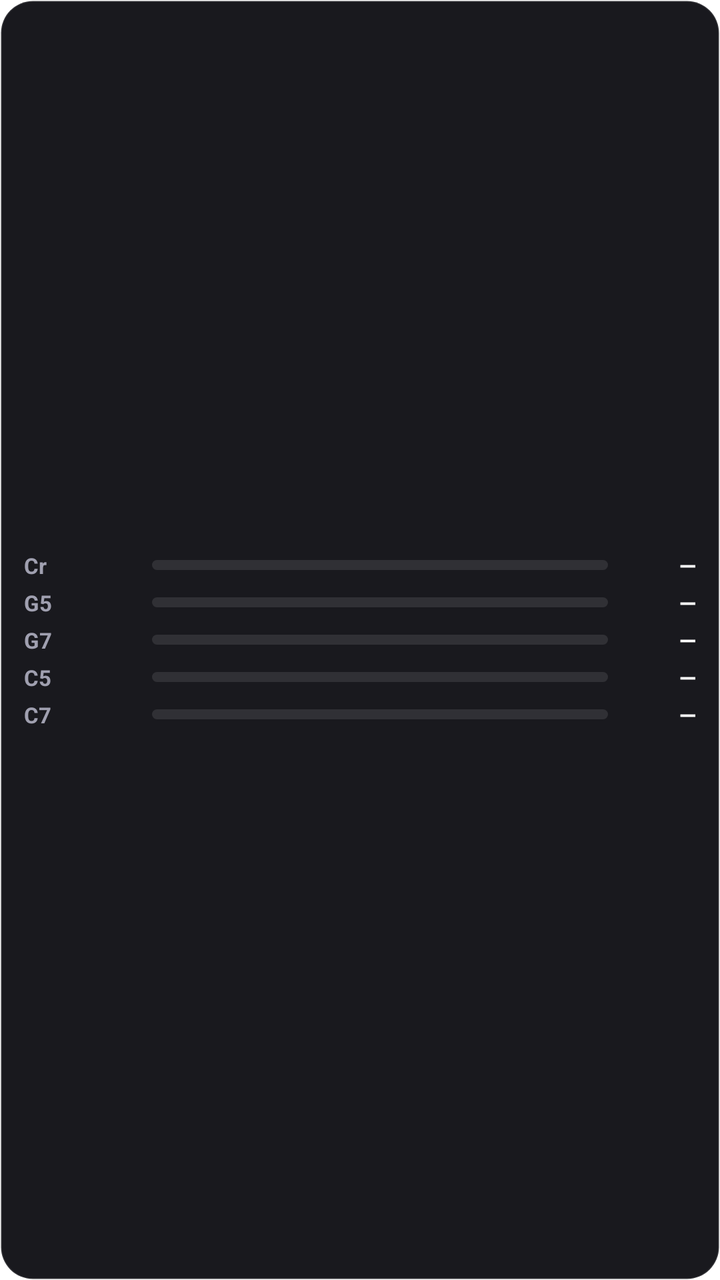
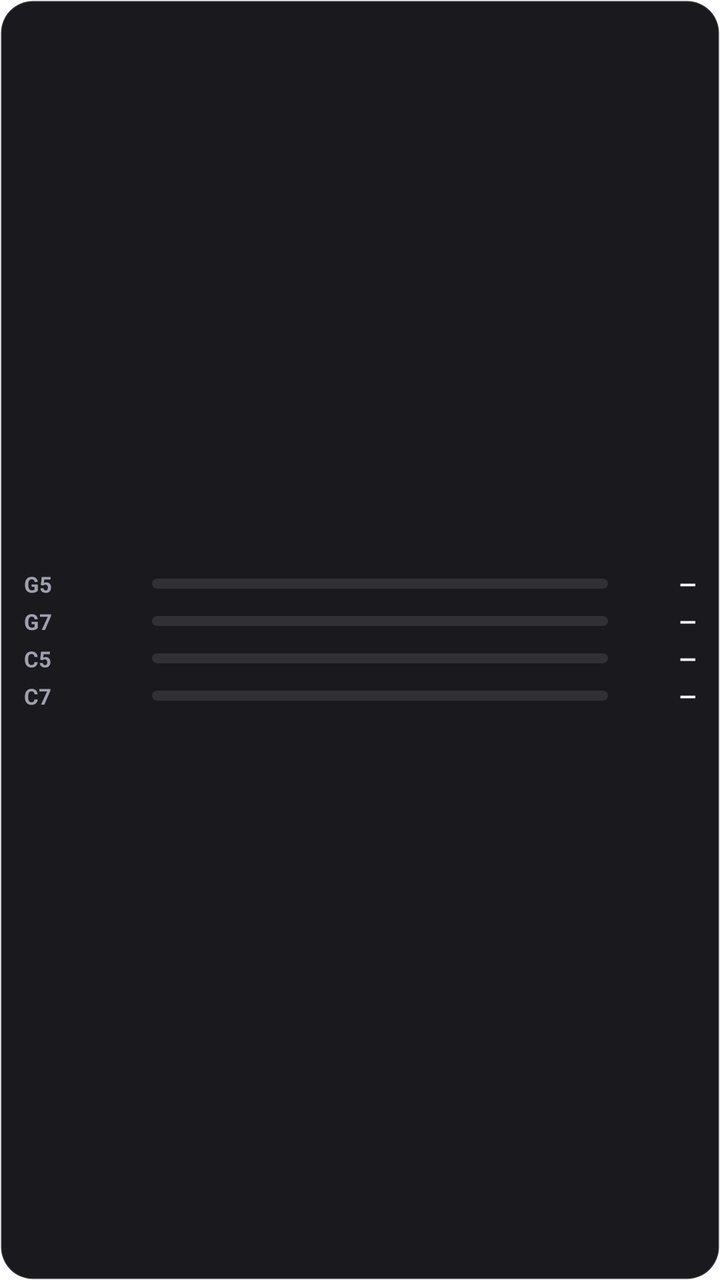

Before-and-after screenshots of an Android layout around one commit, followed by the original layout XML and the change that was made.
<!-- AndroidManifest.xml: fallback theme Theme.MaterialComponents.DayNight.NoActionBar -->
<!-- res/layout/widget_gemini.xml -->
<?xml version="1.0" encoding="utf-8"?>
<LinearLayout xmlns:android="http://schemas.android.com/apk/res/android"
    android:id="@+id/widget_root"
    android:layout_width="match_parent"
    android:layout_height="match_parent"
    android:orientation="vertical"
    android:gravity="center_vertical"
    android:paddingLeft="12dp"
    android:paddingRight="12dp"
    android:paddingTop="8dp"
    android:paddingBottom="8dp"
    android:background="@drawable/widget_bg">

    
    <LinearLayout
        android:layout_width="match_parent"
        android:layout_height="wrap_content"
        android:orientation="horizontal"
        android:gravity="center_vertical"
        android:paddingTop="2dp"
        android:paddingBottom="2dp">
        <LinearLayout
            android:layout_width="56dp"
            android:layout_height="wrap_content"
            android:orientation="horizontal"
            android:gravity="center_vertical">
            <TextView
                android:layout_width="18dp"
                android:layout_height="wrap_content"
                android:text="Cr"
                android:textColor="#A0A0B0"
                android:textStyle="bold"
                android:textSize="11sp" />
            <TextView
                android:id="@+id/gcred_sub"
                android:layout_width="wrap_content"
                android:layout_height="wrap_content"
                android:textColor="#60FFFFFF"
                android:textSize="8sp"
                android:singleLine="true" />
        </LinearLayout>
        <ProgressBar
            android:id="@+id/gcred_bar"
            style="?android:attr/progressBarStyleHorizontal"
            android:layout_width="0dp"
            android:layout_height="5dp"
            android:layout_weight="1"
            android:layout_marginLeft="8dp"
            android:layout_marginRight="8dp"
            android:max="1000"
            android:progress="0"
            android:progressDrawable="@drawable/progress_gemini" />
        <TextView
            android:id="@+id/gcred_val"
            android:layout_width="36dp"
            android:layout_height="wrap_content"
            android:gravity="right"
            android:text="—"
            android:textColor="#FFFFFF"
            android:textStyle="bold"
            android:textSize="11sp" />
    </LinearLayout>

    
    <LinearLayout
        android:layout_width="match_parent"
        android:layout_height="wrap_content"
        android:orientation="horizontal"
        android:gravity="center_vertical"
        android:paddingTop="2dp"
        android:paddingBottom="2dp">
        <LinearLayout
            android:layout_width="56dp"
            android:layout_height="wrap_content"
            android:orientation="horizontal"
            android:gravity="center_vertical">
            <TextView
                android:layout_width="18dp"
                android:layout_height="wrap_content"
                android:text="G5"
                android:textColor="#A0A0B0"
                android:textStyle="bold"
                android:textSize="11sp" />
            <TextView
                android:id="@+id/gem5_sub"
                android:layout_width="wrap_content"
                android:layout_height="wrap_content"
                android:textColor="#60FFFFFF"
                android:textSize="8sp"
                android:singleLine="true" />
        </LinearLayout>
        <ProgressBar
            android:id="@+id/gem5_bar"
            style="?android:attr/progressBarStyleHorizontal"
            android:layout_width="0dp"
            android:layout_height="5dp"
            android:layout_weight="1"
            android:layout_marginLeft="8dp"
            android:layout_marginRight="8dp"
            android:max="100"
            android:progress="0"
            android:progressDrawable="@drawable/progress_gemini" />
        <TextView
            android:id="@+id/gem5_val"
            android:layout_width="36dp"
            android:layout_height="wrap_content"
            android:gravity="right"
            android:text="—"
            android:textColor="#FFFFFF"
            android:textStyle="bold"
            android:textSize="11sp" />
    </LinearLayout>

    
    <LinearLayout
        android:layout_width="match_parent"
        android:layout_height="wrap_content"
        android:orientation="horizontal"
        android:gravity="center_vertical"
        android:paddingTop="2dp"
        android:paddingBottom="2dp">
        <LinearLayout
            android:layout_width="56dp"
            android:layout_height="wrap_content"
            android:orientation="horizontal"
            android:gravity="center_vertical">
            <TextView
                android:layout_width="18dp"
                android:layout_height="wrap_content"
                android:text="G7"
                android:textColor="#A0A0B0"
                android:textStyle="bold"
                android:textSize="11sp" />
            <TextView
                android:id="@+id/gemw_sub"
                android:layout_width="wrap_content"
                android:layout_height="wrap_content"
                android:textColor="#60FFFFFF"
                android:textSize="8sp"
                android:singleLine="true" />
        </LinearLayout>
        <ProgressBar
            android:id="@+id/gemw_bar"
            style="?android:attr/progressBarStyleHorizontal"
            android:layout_width="0dp"
            android:layout_height="5dp"
            android:layout_weight="1"
            android:layout_marginLeft="8dp"
            android:layout_marginRight="8dp"
            android:max="100"
            android:progress="0"
            android:progressDrawable="@drawable/progress_gemini" />
        <TextView
            android:id="@+id/gemw_val"
            android:layout_width="36dp"
            android:layout_height="wrap_content"
            android:gravity="right"
            android:text="—"
            android:textColor="#FFFFFF"
            android:textStyle="bold"
            android:textSize="11sp" />
    </LinearLayout>

    
    <LinearLayout
        android:layout_width="match_parent"
        android:layout_height="wrap_content"
        android:orientation="horizontal"
        android:gravity="center_vertical"
        android:paddingTop="2dp"
        android:paddingBottom="2dp">
        <LinearLayout
            android:layout_width="56dp"
            android:layout_height="wrap_content"
            android:orientation="horizontal"
            android:gravity="center_vertical">
            <TextView
                android:layout_width="18dp"
                android:layout_height="wrap_content"
                android:text="C5"
                android:textColor="#A0A0B0"
                android:textStyle="bold"
                android:textSize="11sp" />
            <TextView
                android:id="@+id/clg5_sub"
                android:layout_width="wrap_content"
                android:layout_height="wrap_content"
                android:textColor="#60FFFFFF"
                android:textSize="8sp"
                android:singleLine="true" />
        </LinearLayout>
        <ProgressBar
            android:id="@+id/clg5_bar"
            style="?android:attr/progressBarStyleHorizontal"
            android:layout_width="0dp"
            android:layout_height="5dp"
            android:layout_weight="1"
            android:layout_marginLeft="8dp"
            android:layout_marginRight="8dp"
            android:max="100"
            android:progress="0"
            android:progressDrawable="@drawable/progress_block" />
        <TextView
            android:id="@+id/clg5_val"
            android:layout_width="36dp"
            android:layout_height="wrap_content"
            android:gravity="right"
            android:text="—"
            android:textColor="#FFFFFF"
            android:textStyle="bold"
            android:textSize="11sp" />
    </LinearLayout>

    
    <LinearLayout
        android:layout_width="match_parent"
        android:layout_height="wrap_content"
        android:orientation="horizontal"
        android:gravity="center_vertical"
        android:paddingTop="2dp"
        android:paddingBottom="2dp">
        <LinearLayout
            android:layout_width="56dp"
            android:layout_height="wrap_content"
            android:orientation="horizontal"
            android:gravity="center_vertical">
            <TextView
                android:layout_width="18dp"
                android:layout_height="wrap_content"
                android:text="C7"
                android:textColor="#A0A0B0"
                android:textStyle="bold"
                android:textSize="11sp" />
            <TextView
                android:id="@+id/clgw_sub"
                android:layout_width="wrap_content"
                android:layout_height="wrap_content"
                android:textColor="#60FFFFFF"
                android:textSize="8sp"
                android:singleLine="true" />
        </LinearLayout>
        <ProgressBar
            android:id="@+id/clgw_bar"
            style="?android:attr/progressBarStyleHorizontal"
            android:layout_width="0dp"
            android:layout_height="5dp"
            android:layout_weight="1"
            android:layout_marginLeft="8dp"
            android:layout_marginRight="8dp"
            android:max="100"
            android:progress="0"
            android:progressDrawable="@drawable/progress_block" />
        <TextView
            android:id="@+id/clgw_val"
            android:layout_width="36dp"
            android:layout_height="wrap_content"
            android:gravity="right"
            android:text="—"
            android:textColor="#FFFFFF"
            android:textStyle="bold"
            android:textSize="11sp" />
    </LinearLayout>

</LinearLayout>
<!-- resources referenced by this layout -->
<resources>
  <!-- drawable progress_block (drawable) -->
  <?xml version="1.0" encoding="utf-8"?>
  <layer-list xmlns:android="http://schemas.android.com/apk/res/android">
      <item android:id="@android:id/background">
          <shape>
              <solid android:color="#1AFFFFFF" />
              <corners android:radius="3dp" />
          </shape>
      </item>
      <item android:id="@android:id/progress">
          <clip>
              <shape>
                  <gradient
                      android:startColor="#FF8A65"
                      android:endColor="#E64A19"
                      android:angle="0" />
                  <corners android:radius="3dp" />
              </shape>
          </clip>
      </item>
  </layer-list>
  <!-- drawable progress_gemini (drawable) -->
  <?xml version="1.0" encoding="utf-8"?>
  <layer-list xmlns:android="http://schemas.android.com/apk/res/android">
      <item android:id="@android:id/background">
          <shape>
              <solid android:color="#1AFFFFFF" />
              <corners android:radius="3dp" />
          </shape>
      </item>
      <item android:id="@android:id/progress">
          <clip>
              <shape>
                  <gradient
                      android:startColor="#00F2FE"
                      android:endColor="#8E2DE2"
                      android:angle="0" />
                  <corners android:radius="3dp" />
              </shape>
          </clip>
      </item>
  </layer-list>
  <!-- drawable widget_bg (drawable) -->
  <?xml version="1.0" encoding="utf-8"?>
  <shape xmlns:android="http://schemas.android.com/apk/res/android"
      android:shape="rectangle">
      <solid android:color="#F20D0D12" />
      <corners android:radius="16dp" />
      <stroke android:width="1dp" android:color="#20FFFFFF" />
  </shape>
</resources>

<!-- the commit's change to res/layout/widget_gemini.xml (unified diff, before → after) -->
@@ -27,70 +27,70 @@
             <TextView
                 android:layout_width="18dp"
                 android:layout_height="wrap_content"
-                android:text="Cr"
-                android:textColor="#A0A0B0"
-                android:textStyle="bold"
-                android:textSize="11sp" />
-            <TextView
-                android:id="@+id/gcred_sub"
-                android:layout_width="wrap_content"
-                android:layout_height="wrap_content"
-                android:textColor="#60FFFFFF"
-                android:textSize="8sp"
-                android:singleLine="true" />
-        </LinearLayout>
-        <ProgressBar
-            android:id="@+id/gcred_bar"
-            style="?android:attr/progressBarStyleHorizontal"
-            android:layout_width="0dp"
-            android:layout_height="5dp"
-            android:layout_weight="1"
-            android:layout_marginLeft="8dp"
-            android:layout_marginRight="8dp"
-            android:max="1000"
+                android:text="G5"
+                android:textColor="#A0A0B0"
+                android:textStyle="bold"
+                android:textSize="11sp" />
+            <TextView
+                android:id="@+id/gem5_sub"
+                android:layout_width="wrap_content"
+                android:layout_height="wrap_content"
+                android:textColor="#60FFFFFF"
+                android:textSize="8sp"
+                android:singleLine="true" />
+        </LinearLayout>
+        <ProgressBar
+            android:id="@+id/gem5_bar"
+            style="?android:attr/progressBarStyleHorizontal"
+            android:layout_width="0dp"
+            android:layout_height="5dp"
+            android:layout_weight="1"
+            android:layout_marginLeft="8dp"
+            android:layout_marginRight="8dp"
+            android:max="100"
             android:progress="0"
             android:progressDrawable="@drawable/progress_gemini" />
         <TextView
-            android:id="@+id/gcred_val"
-            android:layout_width="36dp"
-            android:layout_height="wrap_content"
-            android:gravity="right"
-            android:text="—"
-            android:textColor="#FFFFFF"
-            android:textStyle="bold"
-            android:textSize="11sp" />
-    </LinearLayout>
-
-    
-    <LinearLayout
-        android:layout_width="match_parent"
-        android:layout_height="wrap_content"
-        android:orientation="horizontal"
-        android:gravity="center_vertical"
-        android:paddingTop="2dp"
-        android:paddingBottom="2dp">
-        <LinearLayout
-            android:layout_width="56dp"
-            android:layout_height="wrap_content"
-            android:orientation="horizontal"
-            android:gravity="center_vertical">
-            <TextView
-                android:layout_width="18dp"
-                android:layout_height="wrap_content"
-                android:text="G5"
-                android:textColor="#A0A0B0"
-                android:textStyle="bold"
-                android:textSize="11sp" />
-            <TextView
-                android:id="@+id/gem5_sub"
-                android:layout_width="wrap_content"
-                android:layout_height="wrap_content"
-                android:textColor="#60FFFFFF"
-                android:textSize="8sp"
-                android:singleLine="true" />
-        </LinearLayout>
-        <ProgressBar
-            android:id="@+id/gem5_bar"
+            android:id="@+id/gem5_val"
+            android:layout_width="36dp"
+            android:layout_height="wrap_content"
+            android:gravity="right"
+            android:text="—"
+            android:textColor="#FFFFFF"
+            android:textStyle="bold"
+            android:textSize="11sp" />
+    </LinearLayout>
+
+    
+    <LinearLayout
+        android:layout_width="match_parent"
+        android:layout_height="wrap_content"
+        android:orientation="horizontal"
+        android:gravity="center_vertical"
+        android:paddingTop="2dp"
+        android:paddingBottom="2dp">
+        <LinearLayout
+            android:layout_width="56dp"
+            android:layout_height="wrap_content"
+            android:orientation="horizontal"
+            android:gravity="center_vertical">
+            <TextView
+                android:layout_width="18dp"
+                android:layout_height="wrap_content"
+                android:text="G7"
+                android:textColor="#A0A0B0"
+                android:textStyle="bold"
+                android:textSize="11sp" />
+            <TextView
+                android:id="@+id/gemw_sub"
+                android:layout_width="wrap_content"
+                android:layout_height="wrap_content"
+                android:textColor="#60FFFFFF"
+                android:textSize="8sp"
+                android:singleLine="true" />
+        </LinearLayout>
+        <ProgressBar
+            android:id="@+id/gemw_bar"
             style="?android:attr/progressBarStyleHorizontal"
             android:layout_width="0dp"
             android:layout_height="5dp"
@@ -101,56 +101,6 @@
             android:progress="0"
             android:progressDrawable="@drawable/progress_gemini" />
         <TextView
-            android:id="@+id/gem5_val"
-            android:layout_width="36dp"
-            android:layout_height="wrap_content"
-            android:gravity="right"
-            android:text="—"
-            android:textColor="#FFFFFF"
-            android:textStyle="bold"
-            android:textSize="11sp" />
-    </LinearLayout>
-
-    
-    <LinearLayout
-        android:layout_width="match_parent"
-        android:layout_height="wrap_content"
-        android:orientation="horizontal"
-        android:gravity="center_vertical"
-        android:paddingTop="2dp"
-        android:paddingBottom="2dp">
-        <LinearLayout
-            android:layout_width="56dp"
-            android:layout_height="wrap_content"
-            android:orientation="horizontal"
-            android:gravity="center_vertical">
-            <TextView
-                android:layout_width="18dp"
-                android:layout_height="wrap_content"
-                android:text="G7"
-                android:textColor="#A0A0B0"
-                android:textStyle="bold"
-                android:textSize="11sp" />
-            <TextView
-                android:id="@+id/gemw_sub"
-                android:layout_width="wrap_content"
-                android:layout_height="wrap_content"
-                android:textColor="#60FFFFFF"
-                android:textSize="8sp"
-                android:singleLine="true" />
-        </LinearLayout>
-        <ProgressBar
-            android:id="@+id/gemw_bar"
-            style="?android:attr/progressBarStyleHorizontal"
-            android:layout_width="0dp"
-            android:layout_height="5dp"
-            android:layout_weight="1"
-            android:layout_marginLeft="8dp"
-            android:layout_marginRight="8dp"
-            android:max="100"
-            android:progress="0"
-            android:progressDrawable="@drawable/progress_gemini" />
-        <TextView
             android:id="@+id/gemw_val"
             android:layout_width="36dp"
             android:layout_height="wrap_content"
